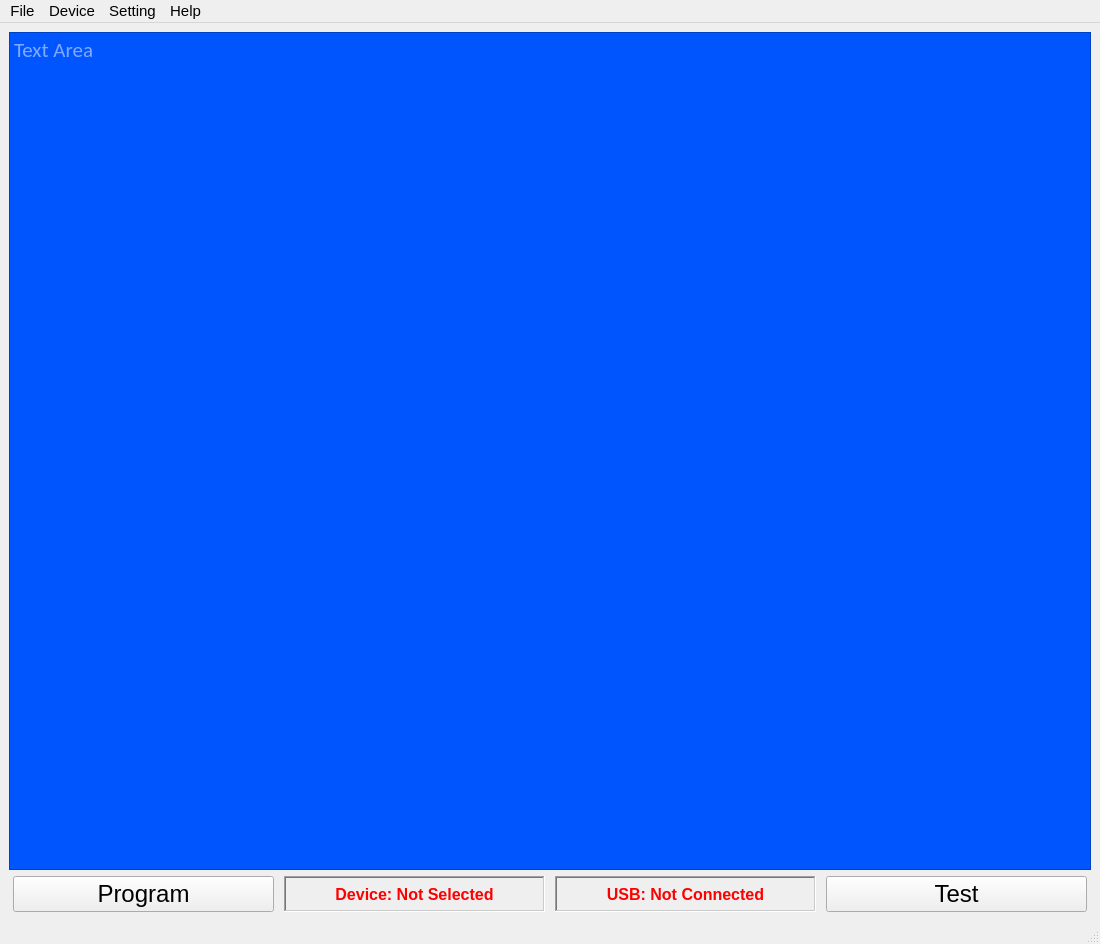
dhahaj/EAX-Python-Interface, file MainWindow.ui: the form before one commit.
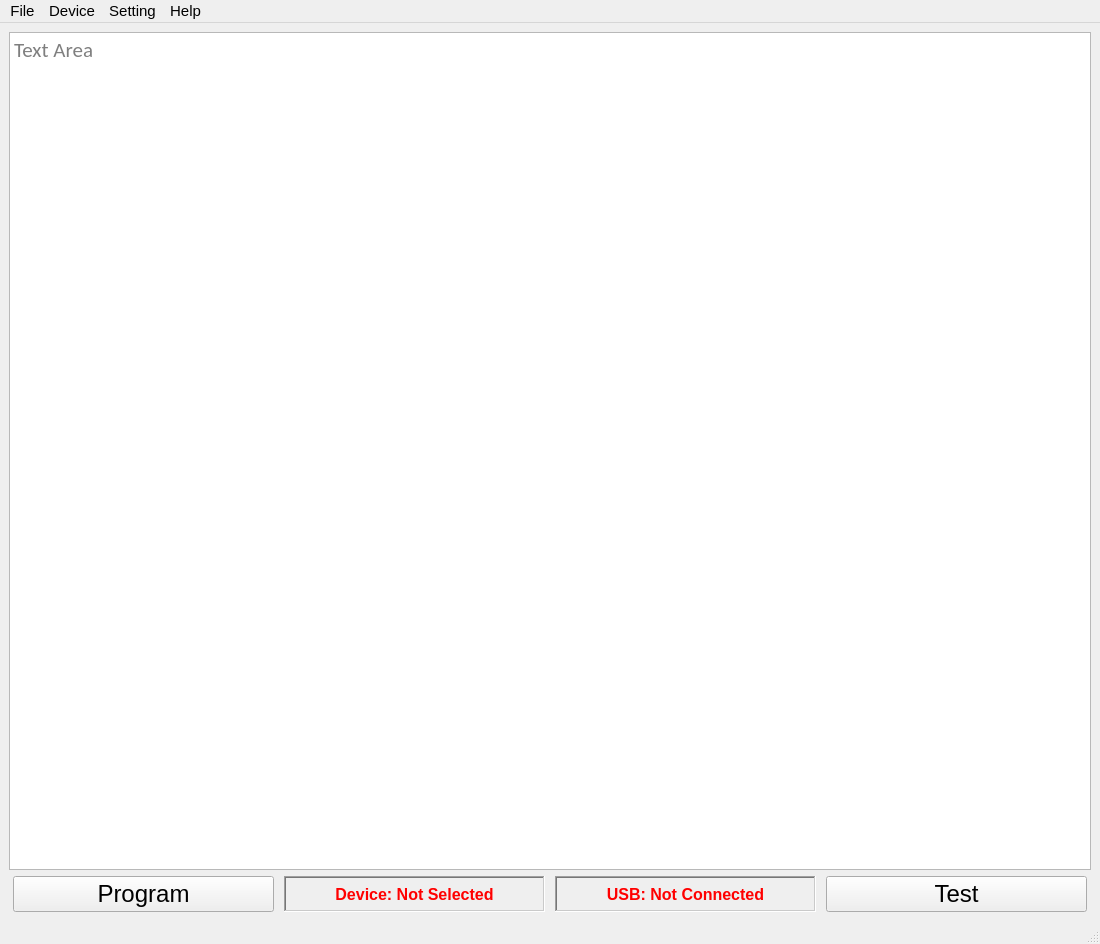
The form after the commit. Icons and pictures are not drawn.

Diff of the .ui file:
```diff
--- a/MainWindow.ui
+++ b/MainWindow.ui
@@ -34,8 +34,7 @@
        </font>
       </property>
       <property name="styleSheet">
-       <string notr="true">color: rgb(255, 255, 255);
-background-color: rgb(0, 85, 255);</string>
+       <string notr="true"/>
       </property>
       <property name="undoRedoEnabled">
        <bool>false</bool>
```
Left out of the diff: 13 changed lines with no effect on the pictures.
